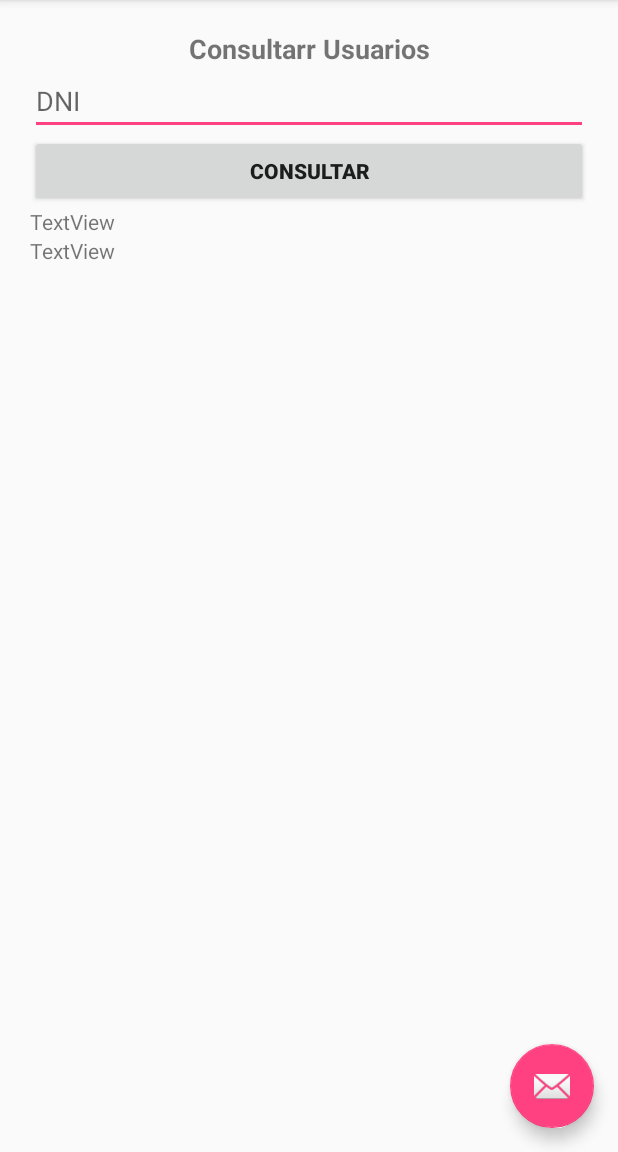
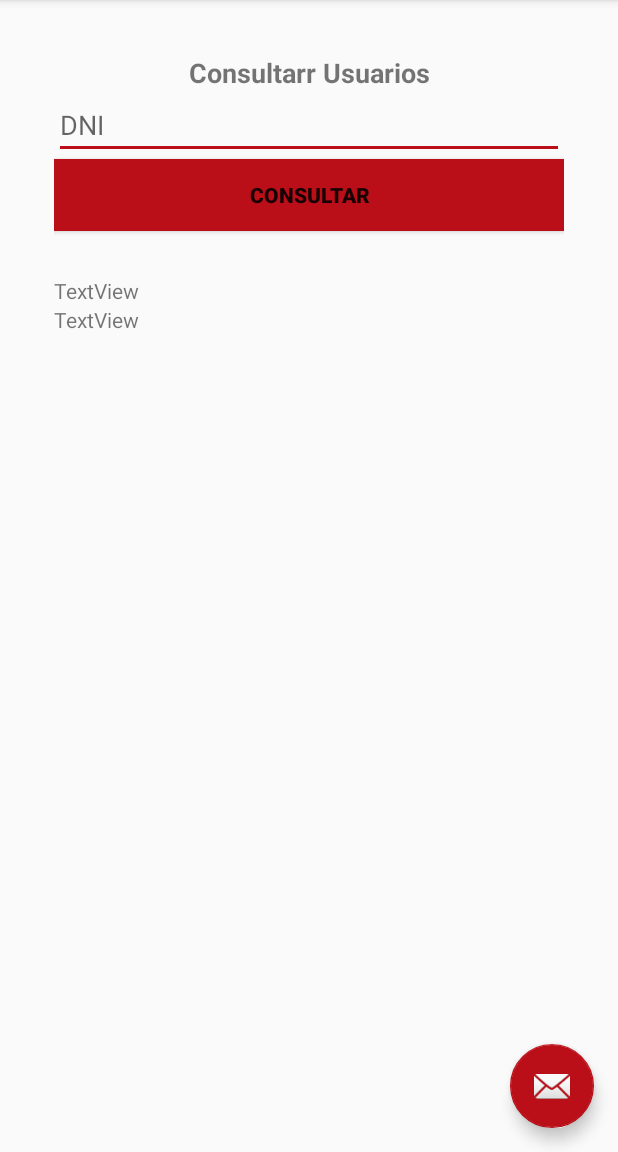
Before and after one commit to KevinQuispe/appremota, an Android app: the screen it shows after launch (MainActivity), in the side drawer, after a tap on "Consultar Usuario", on a phone screen of 412 x 824 dp, the part 84-1236 px from its top. Run offline under Robolectric (Android 15) with nearby library versions, the phone set to English and light mode, and no system bars; our stand-ins replace Volley.

Commit message:
mejoras en el diseño

```diff
--- a/app/src/main/java/com/example/jesus/bdremota/Fragmentos/RegistrarUsuarioFrag.java
+++ b/app/src/main/java/com/example/jesus/bdremota/Fragmentos/RegistrarUsuarioFrag.java
@@ -98,12 +98,11 @@ public class RegistrarUsuarioFrag extends Fragment implements Response.Listener<
             public void onClick(View view) {
                 cargarWebService();
             }
-
-
         });
 
         return view;
     }
+
 
     private void cargarWebService() {
         progreso= new ProgressDialog(getContext());
--- /dev/null
+++ b/app/src/main/res/drawable/ic_home_black_24dp.xml
@@ -0,0 +1,9 @@
+<vector xmlns:android="http://schemas.android.com/apk/res/android"
+        android:width="24dp"
+        android:height="24dp"
+        android:viewportWidth="24.0"
+        android:viewportHeight="24.0">
+    <path
+        android:fillColor="#FF000000"
+        android:pathData="M10,20v-6h4v6h5v-8h3L12,3 2,12h3v8z"/>
+</vector>
--- /dev/null
+++ b/app/src/main/res/drawable/ic_list_24dp.xml
@@ -0,0 +1,9 @@
+<vector xmlns:android="http://schemas.android.com/apk/res/android"
+        android:width="24dp"
+        android:height="24dp"
+        android:viewportWidth="24.0"
+        android:viewportHeight="24.0">
+    <path
+        android:fillColor="#FF000000"
+        android:pathData="M2,17h2v0.5L3,17.5v1h1v0.5L2,19v1h3v-4L2,16v1zM3,8h1L4,4L2,4v1h1v3zM2,11h1.8L2,13.1v0.9h3v-1L3.2,13L5,10.9L5,10L2,10v1zM7,5v2h14L21,5L7,5zM7,19h14v-2L7,17v2zM7,13h14v-2L7,11v2z"/>
+</vector>
--- /dev/null
+++ b/app/src/main/res/drawable/ic_person_black_24dp.xml
@@ -0,0 +1,9 @@
+<vector xmlns:android="http://schemas.android.com/apk/res/android"
+        android:width="24dp"
+        android:height="24dp"
+        android:viewportWidth="24.0"
+        android:viewportHeight="24.0">
+    <path
+        android:fillColor="#FF000000"
+        android:pathData="M12,12c2.21,0 4,-1.79 4,-4s-1.79,-4 -4,-4 -4,1.79 -4,4 1.79,4 4,4zM12,14c-2.67,0 -8,1.34 -8,4v2h16v-2c0,-2.66 -5.33,-4 -8,-4z"/>
+</vector>
--- a/app/src/main/res/drawable/side_nav_bar.xml
+++ b/app/src/main/res/drawable/side_nav_bar.xml
@@ -2,8 +2,8 @@
     android:shape="rectangle">
     <gradient
         android:angle="135"
-        android:centerColor="#4CAF50"
-        android:endColor="#2E7D32"
-        android:startColor="#81C784"
+        android:centerColor="#ba0f18"
+        android:endColor="#dc1129"
+        android:startColor="#FF4081"
         android:type="linear" />
 </shape>
--- a/app/src/main/res/layout/content_main.xml
+++ b/app/src/main/res/layout/content_main.xml
@@ -1,12 +1,15 @@
 <?xml version="1.0" encoding="utf-8"?>
-<android.support.constraint.ConstraintLayout xmlns:android="http://schemas.android.com/apk/res/android"
+<LinearLayout xmlns:android="http://schemas.android.com/apk/res/android"
     xmlns:app="http://schemas.android.com/apk/res-auto"
     xmlns:tools="http://schemas.android.com/tools"
     android:id="@+id/contenedorFragment"
     android:layout_width="match_parent"
     android:layout_height="match_parent"
+    android:orientation="vertical"
+    android:padding="@dimen/fab_margin"
     app:layout_behavior="@string/appbar_scrolling_view_behavior"
     tools:context="com.example.jesus.bdremota.MainActivity"
     tools:showIn="@layout/app_bar_main">
 
-</android.support.constraint.ConstraintLayout>
+
+</LinearLayout>
--- a/app/src/main/res/layout/fragment_consultar_usuario.xml
+++ b/app/src/main/res/layout/fragment_consultar_usuario.xml
@@ -33,9 +33,11 @@
             android:layout_width="match_parent"
             android:layout_height="wrap_content"
             android:text="CONSULTAR"
+            android:background="@color/colorPrimary"
             android:textStyle="bold" />
 
         <TextView
+            android:layout_marginTop="30dp"
             android:id="@+id/TVNombre"
             android:layout_width="match_parent"
             android:layout_height="wrap_content"
--- a/app/src/main/res/layout/fragment_registrar_usuario.xml
+++ b/app/src/main/res/layout/fragment_registrar_usuario.xml
@@ -53,6 +53,7 @@
             android:gravity="center"
             android:onClick="onClick"
             android:text="REGISTRAR"
+            android:background="@color/colorPrimary"
             android:textAlignment="center" />
 
     </LinearLayout>
--- a/app/src/main/res/menu/activity_main_drawer.xml
+++ b/app/src/main/res/menu/activity_main_drawer.xml
@@ -4,19 +4,19 @@
     <group android:checkableBehavior="single">
         <item
             android:id="@+id/nav_Inicio"
-            android:icon="@drawable/ic_menu_send"
+            android:icon="@drawable/ic_home_black_24dp"
             android:title="Inicio" />
         <item
             android:id="@+id/nav_Reg_User"
-            android:icon="@drawable/ic_menu_send"
+            android:icon="@drawable/ic_person_black_24dp"
             android:title="Registrar Usuario" />
         <item
             android:id="@+id/nav_Cons_User"
-            android:icon="@drawable/ic_menu_send"
+            android:icon="@drawable/ic_person_black_24dp"
             android:title="Consultar Usuario" />
         <item
             android:id="@+id/nav_ListUser"
-            android:icon="@drawable/ic_menu_send"
+            android:icon="@drawable/ic_list_24dp"
             android:title="Consultar Lista de Usuarios" />
 
     </group>
--- a/app/src/main/res/values/colors.xml
+++ b/app/src/main/res/values/colors.xml
@@ -1,6 +1,6 @@
 <?xml version="1.0" encoding="utf-8"?>
 <resources>
     <color name="colorPrimary">#ba0f18</color>
-    <color name="colorPrimaryDark">#dc1129</color>
-    <color name="colorAccent">#FF4081</color>
+    <color name="colorPrimaryDark">#ba0f18</color>
+    <color name="colorAccent">#ba0f18</color>
 </resources>
--- a/app/src/main/res/values/strings.xml
+++ b/app/src/main/res/values/strings.xml
@@ -7,5 +7,5 @@
     <string name="action_settings">Settings</string>
 
     <!-- TODO: Remove or change this placeholder text -->
-    <string name="hello_blank_fragment">Hello blank fragment</string>
+    <string name="hello_blank_fragment">BIENVENIDO</string>
 </resources>
```
Also changed, not shown: app/src/main/res/layout/fragment_bienvenido.xml (+16 -4 lines), app/src/main/res/layout/fragment_consultar_lista_usuarios.xml (+9 -5 lines), app/src/main/res/drawable/mvp.png (added), app/src/main/res/drawable/mvp2.png (added), 1 other file.
